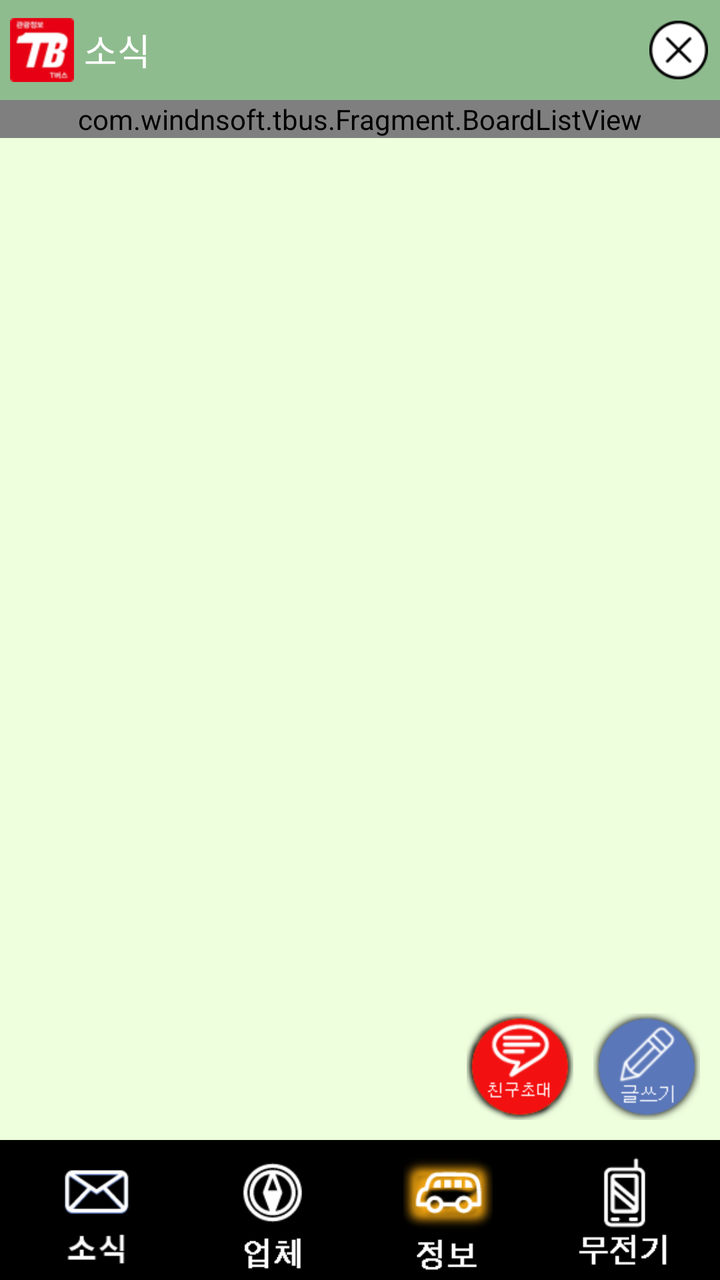
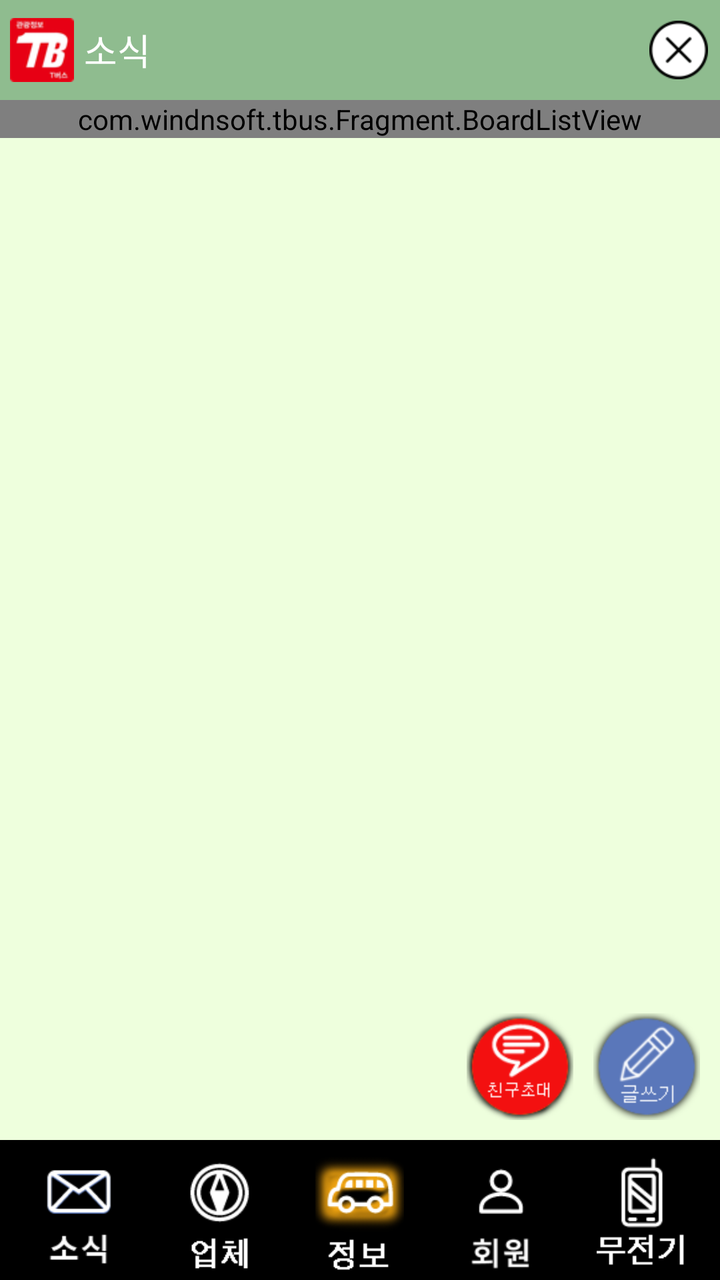

Screens rendered from an Android XML layout before and after an edit, with the pre-edit source and the edit as a unified diff.
<!-- AndroidManifest.xml: application theme AppTheme -->
<!-- res/layout/info_list_activity.xml -->
<?xml version="1.0" encoding="utf-8"?>
<RelativeLayout
    xmlns:android="http://schemas.android.com/apk/res/android"
    xmlns:app="http://schemas.android.com/apk/res-auto"
    xmlns:tools="http://schemas.android.com/tools"
    android:id="@+id/activity_main"
    android:layout_width="match_parent"
    android:layout_height="match_parent"
    android:background="#efd"

    tools:context="com.windnsoft.tbus.MainActivity">

    <LinearLayout
        android:layout_width="match_parent"
        android:layout_height="match_parent"
        android:orientation="vertical"
        >


        <LinearLayout
            android:id="@+id/layout_head"
            android:layout_width="match_parent"
            android:layout_height="50dp"
            android:background="@color/DarkSeaGreen"
            android:orientation="horizontal">

            <ImageView
                android:id="@+id/imageView9"
                android:layout_width="wrap_content"
                android:layout_height="match_parent"
                android:layout_margin="5dip"
                android:src="@drawable/ic_launcher_mdpi"
                />

            <TextView
                android:id="@+id/ilTitleTxt"
                android:layout_width="0dp"
                android:layout_height="match_parent"
                android:layout_weight="9"
                android:gravity="center_vertical"
                android:text="소식"
                android:textAppearance="?android:attr/textAppearanceMedium"

                android:textColor="@color/White"/>

            <ImageView
                android:id="@+id/topCloseBtn"
                android:layout_width="0dp"
                android:layout_height="match_parent"
                android:layout_marginRight="5dp"
                android:layout_weight="1"
                android:padding="1dp"
                android:src="@drawable/xbutton_black"
                />
        </LinearLayout>

        <LinearLayout
            android:id="@+id/layout_body"
            android:layout_width="match_parent"
            android:layout_height="0dp"
            android:layout_weight="1"
            android:orientation="vertical"
            >

            <ImageView
                android:id="@+id/advImg"
                android:layout_width="match_parent"
                android:layout_height="wrap_content"
                android:background="@color/Black"
                />


            <RelativeLayout
                android:layout_width="match_parent"
                android:layout_height="0dp"
                android:layout_weight="1"
                android:clickable="false"
                android:gravity="right">

                <com.windnsoft.tbus.Fragment.BoardListView
                    android:id="@+id/boardListView"
                    android:layout_width="match_parent"
                    android:layout_height="wrap_content">
                </com.windnsoft.tbus.Fragment.BoardListView>

                <LinearLayout
                    android:layout_width="match_parent"
                    android:layout_height="wrap_content"
                    android:layout_alignParentBottom="true"
                    android:gravity="right"
                    android:orientation="horizontal"
                    android:padding="5dp">

                    <ImageView
                        android:id="@+id/boardInviteBtn"
                        android:layout_width="wrap_content"
                        android:layout_height="wrap_content"
                        android:layout_margin="5dp"
                        android:src="@drawable/freind"/>

                    <ImageView
                        android:id="@+id/boardWriteBtn"
                        android:layout_width="wrap_content"
                        android:layout_height="wrap_content"
                        android:layout_margin="5dp"
                        android:clickable="true"
                        android:src="@drawable/write"/>
                </LinearLayout>


            </RelativeLayout>
        </LinearLayout>

        <LinearLayout
            android:id="@+id/layout_bottom"
            android:layout_width="match_parent"
            android:layout_height="70dp"
            android:background="@color/Black"
            android:orientation="horizontal"
            android:padding="4dp"
            >

            <ImageView
                android:id="@+id/bottomNewsBtn"
                android:layout_width="wrap_content"
                android:layout_height="match_parent"
                android:layout_weight="1"
                android:src="@drawable/news_off"
                />

            <ImageView
                android:id="@+id/bottomCompanyBtn"
                android:layout_width="wrap_content"
                android:layout_height="match_parent"
                android:layout_weight="1"
                android:src="@drawable/company_off"
                />

            <ImageView
                android:id="@+id/bottomInfoBtn"
                android:layout_width="wrap_content"
                android:layout_height="match_parent"
                android:layout_weight="1"
                android:src="@drawable/info_on"
                />

            <ImageView
                android:id="@+id/bottomTalkieBtn"
                android:layout_width="wrap_content"
                android:layout_height="match_parent"
                android:layout_weight="1"
                android:src="@drawable/walkietalkie_off"
                />
        </LinearLayout>
    </LinearLayout>

</RelativeLayout>
<!-- resources referenced by this layout -->
<resources>
  <color name="Black">#000000</color>
  <color name="DarkSeaGreen">#FF8FBC8F</color>
  <color name="White">#FFFFFFFF</color>
  <!-- drawable company_off: png bitmap (drawable-hdpi, 1241 bytes) -->
  <!-- drawable freind: png bitmap (drawable-hdpi, 5474 bytes) -->
  <!-- drawable ic_launcher_mdpi: png bitmap (drawable-hdpi, 3157 bytes) -->
  <!-- drawable info_on: png bitmap (drawable-hdpi, 4373 bytes) -->
  <!-- drawable news_off: png bitmap (drawable-hdpi, 4505 bytes) -->
  <!-- drawable walkietalkie_off: png bitmap (drawable-hdpi, 1103 bytes) -->
  <!-- drawable write: png bitmap (drawable-hdpi, 5048 bytes) -->
  <!-- drawable xbutton_black: png bitmap (drawable-hdpi, 1165 bytes) -->
  <style name="AppTheme" parent="android:Theme.Light.NoTitleBar">
          
      </style>
</resources>

<!-- the commit's change to res/layout/info_list_activity.xml (unified diff, before → after) -->
@@ -143,6 +143,13 @@
                 android:layout_weight="1"
                 android:src="@drawable/info_on"
                 />
+            <ImageView
+                android:id="@+id/bottomMemberBtn"
+                android:layout_width="wrap_content"
+                android:layout_height="match_parent"
+                android:layout_weight="1"
+                android:src="@drawable/member_off"
+                />
 
             <ImageView
                 android:id="@+id/bottomTalkieBtn"
<!-- resource entries referenced after the edit -->
@@ -7,6 +7,7 @@
   <!-- drawable freind: png bitmap (drawable-hdpi, 5474 bytes) -->
   <!-- drawable ic_launcher_mdpi: png bitmap (drawable-hdpi, 3157 bytes) -->
   <!-- drawable info_on: png bitmap (drawable-hdpi, 4373 bytes) -->
+  <!-- drawable member_off: png bitmap (drawable-hdpi, 2040 bytes) -->
   <!-- drawable news_off: png bitmap (drawable-hdpi, 4505 bytes) -->
   <!-- drawable walkietalkie_off: png bitmap (drawable-hdpi, 1103 bytes) -->
   <!-- drawable write: png bitmap (drawable-hdpi, 5048 bytes) -->
